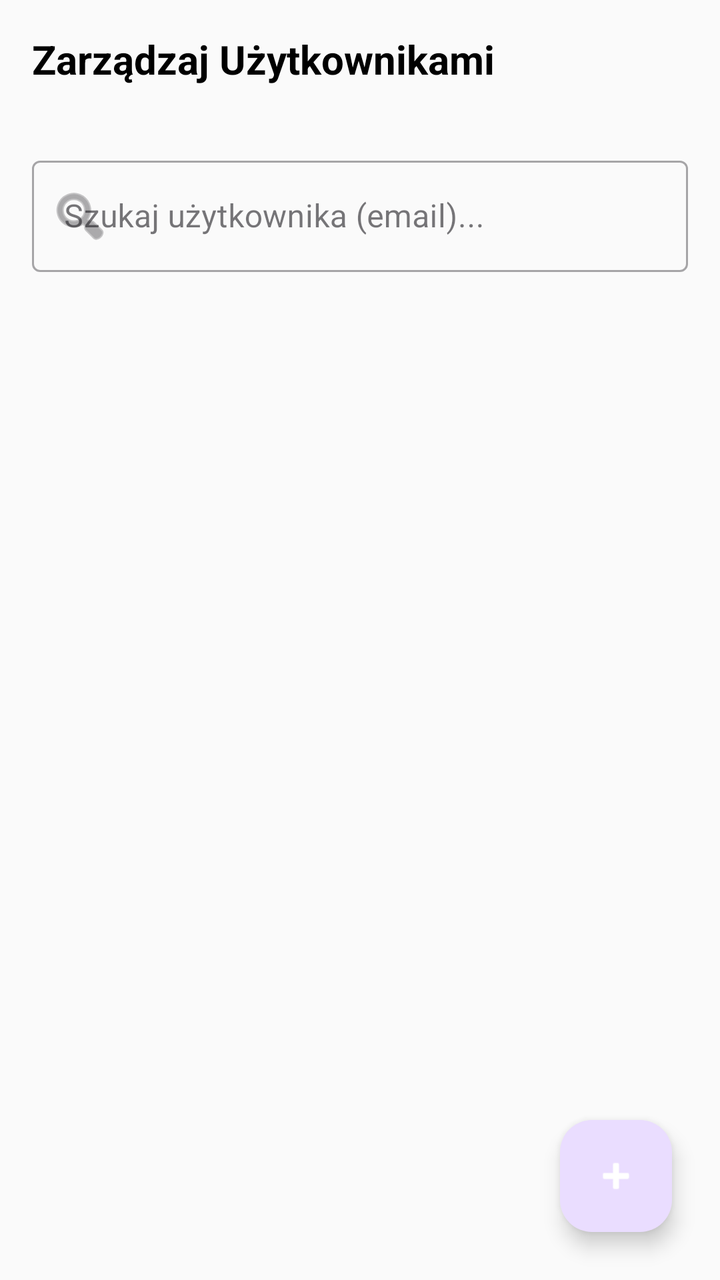
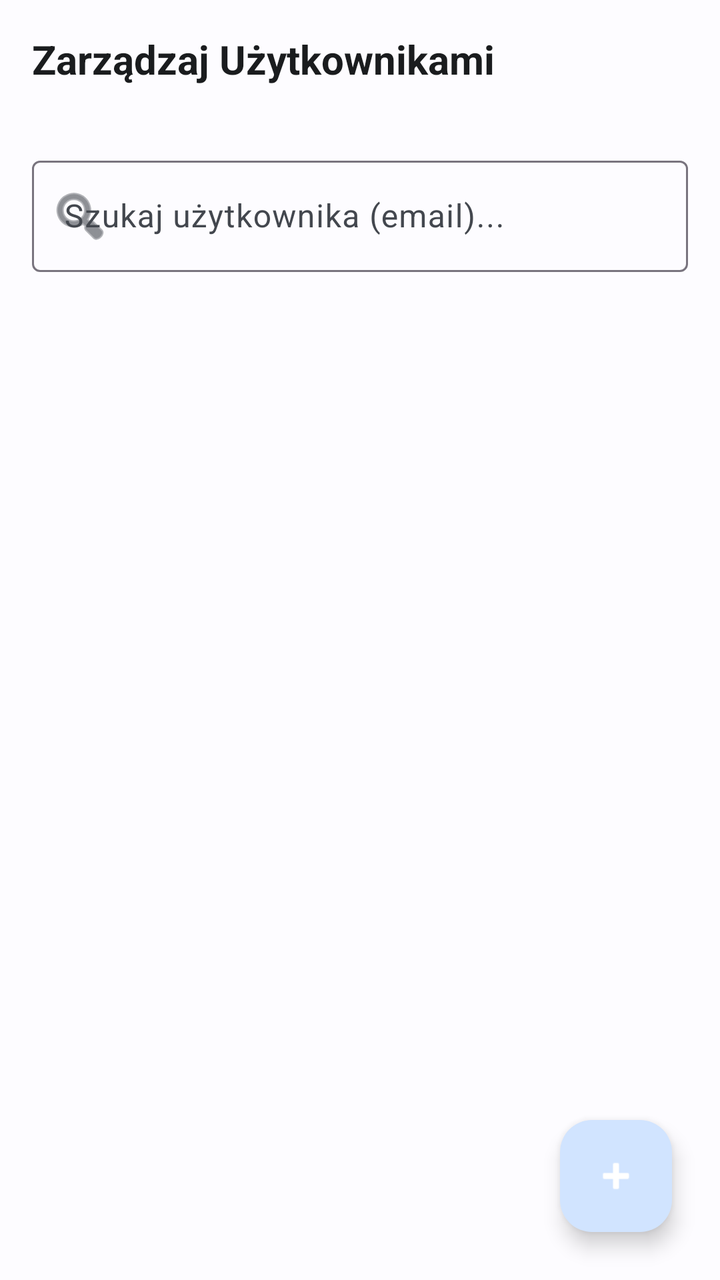

Compare the two renders of this Android layout. The source of the first and the diff that turns it into the second are given below.
<!-- AndroidManifest.xml: application theme Theme.SchoolSpace -->
<!-- res/layout/fragment_manage_users.xml -->
<?xml version="1.0" encoding="utf-8"?>
<LinearLayout xmlns:android="http://schemas.android.com/apk/res/android"
    xmlns:app="http://schemas.android.com/apk/res-auto"
    android:layout_width="match_parent"
    android:layout_height="match_parent"
    android:orientation="vertical"
    android:background="@color/background">

    <TextView
        android:layout_width="wrap_content"
        android:layout_height="wrap_content"
        android:text="Zarządzaj Użytkownikami"
        android:textSize="20sp"
        android:textStyle="bold"
        android:layout_margin="16dp"
        android:textColor="@color/text_primary" />

    <com.google.android.material.textfield.TextInputLayout
        android:layout_width="match_parent"
        android:layout_height="wrap_content"
        android:layout_margin="16dp"
        android:hint="Szukaj użytkownika (email)..."
        style="@style/Widget.MaterialComponents.TextInputLayout.OutlinedBox"
        app:startIconDrawable="@android:drawable/ic_menu_search">

        <com.google.android.material.textfield.TextInputEditText
            android:id="@+id/etSearchUser"
            android:layout_width="match_parent"
            android:layout_height="wrap_content"
            android:inputType="textEmailAddress" />
    </com.google.android.material.textfield.TextInputLayout>

    <androidx.constraintlayout.widget.ConstraintLayout
        android:layout_width="match_parent"
        android:layout_height="match_parent">

        <androidx.recyclerview.widget.RecyclerView
            android:id="@+id/rvUsers"
            android:layout_width="match_parent"
            android:layout_height="match_parent"
            android:clipToPadding="false"
            android:paddingBottom="88dp"
            app:layoutManager="androidx.recyclerview.widget.LinearLayoutManager" />

        <com.google.android.material.floatingactionbutton.FloatingActionButton
            android:id="@+id/fabAddUser"
            android:layout_width="wrap_content"
            android:layout_height="wrap_content"
            android:layout_margin="24dp"
            android:src="@android:drawable/ic_input_add"
            app:layout_constraintBottom_toBottomOf="parent"
            app:layout_constraintEnd_toEndOf="parent"
            app:tint="@android:color/white"
            android:contentDescription="Dodaj użytkownika" />

    </androidx.constraintlayout.widget.ConstraintLayout>
</LinearLayout>
<!-- resources referenced by this layout -->
<resources>
  <color name="background">#FFFAFAFA</color>
  <color name="text_primary">#000000</color>
  <style name="Theme.SchoolSpace" parent="Theme.Material3.DayNight.NoActionBar">
          
          <item name="colorPrimary">@color/primary</item>
          <item name="android:colorBackground">@color/background</item>
          <item name="android:textColor">@color/text_primary</item>
  
          
          <item name="android:statusBarColor">@color/primary</item>
          <item name="android:windowLightStatusBar" tools:targetApi="m">false</item>
  
          
          <item name="android:navigationBarColor">@color/background</item>
          <item name="android:windowLightNavigationBar" tools:targetApi="27">true</item>
      </style>
  <color name="primary">#6200EE</color>
</resources>

<!-- the commit's change to res/layout/fragment_manage_users.xml (unified diff, before → after) -->
@@ -20,7 +20,7 @@
         android:layout_height="wrap_content"
         android:layout_margin="16dp"
         android:hint="Szukaj użytkownika (email)..."
-        style="@style/Widget.MaterialComponents.TextInputLayout.OutlinedBox"
+        style="@style/Widget.Material3.TextInputLayout.OutlinedBox"
         app:startIconDrawable="@android:drawable/ic_menu_search">
 
         <com.google.android.material.textfield.TextInputEditText
<!-- resource entries referenced after the edit -->
@@ -1,21 +1,46 @@
 <!-- resources referenced by this layout -->
 <resources>
-  <color name="background">#FFFAFAFA</color>
-  <color name="text_primary">#000000</color>
+  <color name="background">#FDFCFF</color>
+  <color name="text_primary">#1A1C1E</color>
   <style name="Theme.SchoolSpace" parent="Theme.Material3.DayNight.NoActionBar">
           
           <item name="colorPrimary">@color/primary</item>
+          <item name="colorOnPrimary">@color/onPrimary</item>
+          <item name="colorPrimaryContainer">@color/primaryContainer</item>
+          <item name="colorOnPrimaryContainer">@color/onPrimaryContainer</item>
+  
+          <item name="colorSecondary">@color/secondary</item>
+          <item name="colorOnSecondary">@color/onSecondary</item>
+  
+          <item name="colorError">@color/error</item>
+          <item name="colorOnError">@color/onError</item>
+  
           <item name="android:colorBackground">@color/background</item>
-          <item name="android:textColor">@color/text_primary</item>
+          <item name="colorSurface">@color/surface</item>
+          <item name="colorOnSurface">@color/onSurface</item>
+          <item name="colorSurfaceVariant">@color/surfaceVariant</item>
+          <item name="colorOnSurfaceVariant">@color/onSurfaceVariant</item>
   
           
           <item name="android:statusBarColor">@color/primary</item>
           <item name="android:windowLightStatusBar" tools:targetApi="m">false</item>
+          <item name="android:navigationBarColor">@color/background</item>
+          <item name="android:windowLightNavigationBar" tools:targetApi="27">true</item>
   
           
-          <item name="android:navigationBarColor">@color/background</item>
-          <item name="android:windowLightNavigationBar" tools:targetApi="27">true</item>
+          <item name="materialCardViewStyle">@style/Widget.Material3.CardView.Elevated</item>
       </style>
-  <color name="primary">#6200EE</color>
+  <color name="primary">#0061A4</color>
+  <color name="onPrimary">#FFFFFF</color>
+  <color name="primaryContainer">#D1E4FF</color>
+  <color name="onPrimaryContainer">#001D36</color>
+  <color name="secondary">#535F70</color>
+  <color name="onSecondary">#FFFFFF</color>
+  <color name="error">#BA1A1A</color>
+  <color name="onError">#FFFFFF</color>
+  <color name="surface">#FDFCFF</color>
+  <color name="onSurface">#1A1C1E</color>
+  <color name="surfaceVariant">#DFE2EB</color>
+  <color name="onSurfaceVariant">#43474E</color>
 </resources>
 
